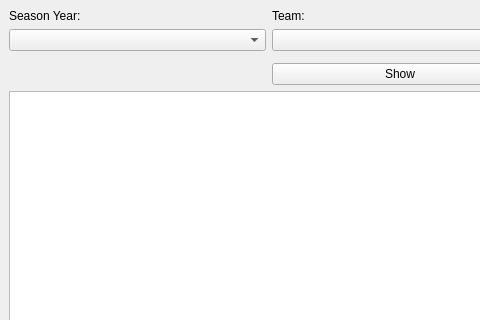
The window that resources/main_window.ui (jm0rt1/Modeling_Project_1) describes before a commit, drawn with Qt 5; both pictures show x 0 to 480 and y 0 to 320 of the 800 by 600 pixel window.
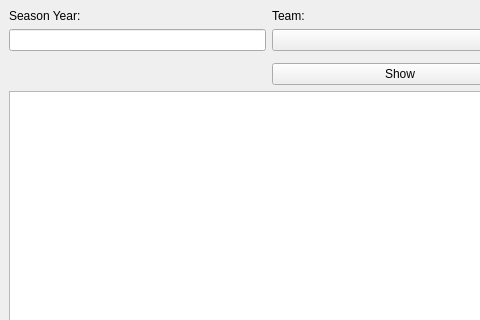
The same window after the commit.

What changed in the file:
```diff
--- a/resources/main_window.ui
+++ b/resources/main_window.ui
@@ -35,9 +35,6 @@
     <item row="3" column="2" rowspan="2">
      <widget class="QComboBox" name="game_number_combobox"/>
     </item>
-    <item row="3" column="0">
-     <widget class="QComboBox" name="year_combobox"/>
-    </item>
     <item row="7" column="0" colspan="3">
      <widget class="QTableView" name="display_table"/>
     </item>
@@ -55,6 +52,16 @@
       </property>
      </widget>
     </item>
+    <item row="3" column="0">
+     <widget class="QLineEdit" name="year_line_edit">
+      <property name="sizePolicy">
+       <sizepolicy hsizetype="Minimum" vsizetype="Fixed">
+        <horstretch>0</horstretch>
+        <verstretch>0</verstretch>
+       </sizepolicy>
+      </property>
+     </widget>
+    </item>
    </layout>
   </widget>
   <widget class="QMenuBar" name="menubar">
```
